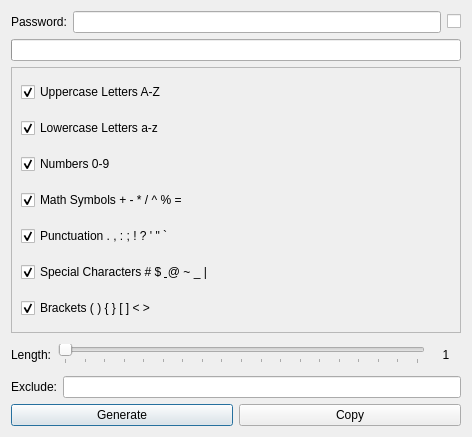
The window that designs/xml/generate_password.ui (daniel-deru/WorkMate-3.0) describes before a commit, drawn with Qt 5.
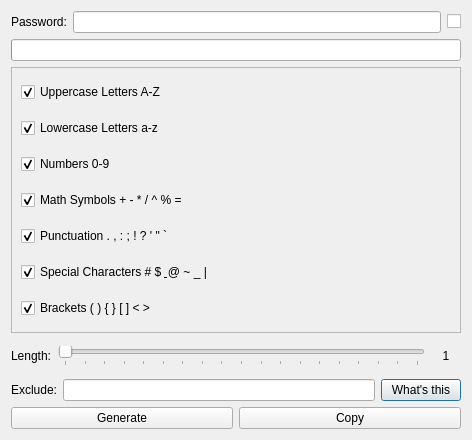
The same window after the commit.

Diff of the .ui file:
```diff
--- a/designs/xml/generate_password.ui
+++ b/designs/xml/generate_password.ui
@@ -13,7 +13,7 @@
     <x>0</x>
     <y>0</y>
     <width>472</width>
-    <height>437</height>
+    <height>440</height>
    </rect>
   </property>
   <property name="cursor">
@@ -293,6 +293,16 @@
      <item>
       <widget class="QLineEdit" name="lne_exclude"/>
      </item>
+     <item>
+      <widget class="QPushButton" name="btn_whats_this">
+       <property name="cursor">
+        <cursorShape>PointingHandCursor</cursorShape>
+       </property>
+       <property name="text">
+        <string>What's this</string>
+       </property>
+      </widget>
+     </item>
     </layout>
    </item>
    <item>
```
Left out of the diff: 2 changed lines with no effect on the pictures.
